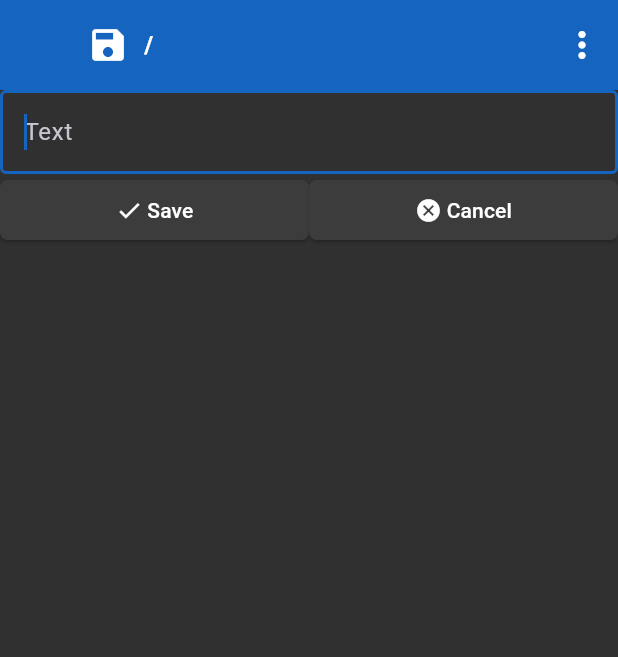
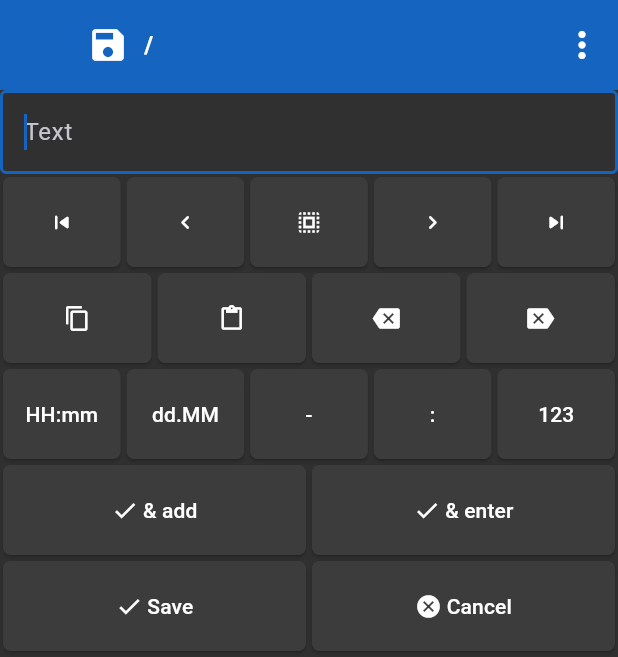
Before and after one commit to igrek51/todotree, a Flutter app: the screen it shows after launch, after a tap on the "add" icon, on a phone screen of 412 x 824 dp. Shown: the top 657 px of the screen. Run offline on Flutter 3.47's test engine with Material 3 defaults, Android fonts, the phone set to English and light mode, and no system bars; our stand-ins replace file_picker, permission_handler, settings_ui, shared_preferences, yaml; missing offline and left inert: move_to_background, window_manager, yaml_writer.

Commit message:
Add node editor buttons

```diff
--- a/lib/views/editor/editor_widget.dart
+++ b/lib/views/editor/editor_widget.dart
@@ -1,4 +1,5 @@
 import 'package:flutter/material.dart';
+import 'package:flutter/widgets.dart';
 import 'package:provider/provider.dart';
 
 import 'package:todotree/util/errors.dart';
@@ -14,6 +15,140 @@ class EditorWidget extends StatelessWidget {
     final editorController =
         Provider.of<EditorController>(context, listen: false);
 
+    final rowSaveBtns = [
+      FlatButton(
+        icon: Icon(Icons.check),
+        label: '& add',
+        onPressed: () {
+          safeExecute(() {});
+        },
+      ),
+      FlatButton(
+        icon: Icon(Icons.check),
+        label: '& enter',
+        onPressed: () {
+          safeExecute(() {});
+        },
+      ),
+    ];
+
+    final rowSave2Btns = [
+      FlatButton(
+        icon: Icon(Icons.check),
+        label: 'Save',
+        onPressed: () {
+          safeExecute(() {
+            editorController.saveNode();
+          });
+        },
+      ),
+      FlatButton(
+        icon: Icon(Icons.cancel),
+        label: 'Cancel',
+        onPressed: () {
+          safeExecute(() {
+            editorController.cancelEdit();
+          });
+        },
+      ),
+    ];
+
+    final row2Btns = [
+      FlatButton(
+        icon: Icon(Icons.skip_previous_rounded),
+        onPressed: () {
+          safeExecute(() {});
+        },
+      ),
+      FlatButton(
+        icon: Icon(Icons.keyboard_arrow_left_rounded),
+        onPressed: () {
+          safeExecute(() {});
+        },
+      ),
+      FlatButton(
+        icon: Icon(Icons.select_all),
+        onPressed: () {
+          safeExecute(() {});
+        },
+      ),
+      FlatButton(
+        icon: Icon(Icons.keyboard_arrow_right_rounded),
+        onPressed: () {
+          safeExecute(() {});
+        },
+      ),
+      FlatButton(
+        icon: Icon(Icons.skip_next_rounded),
+        onPressed: () {
+          safeExecute(() {});
+        },
+      ),
+    ];
+
+    final row3Btns = [
+      FlatButton(
+        icon: Icon(Icons.copy),
+        onPressed: () {
+          safeExecute(() {});
+        },
+      ),
+      FlatButton(
+        icon: Icon(Icons.paste),
+        onPressed: () {
+          safeExecute(() {});
+        },
+      ),
+      FlatButton(
+        icon: Icon(Icons.backspace),
+        onPressed: () {
+          safeExecute(() {});
+        },
+      ),
+      FlatButton(
+        icon: Transform.flip(
+          flipX: true,
+          child: const Icon(Icons.backspace),
+        ),
+        onPressed: () {
+          safeExecute(() {});
+        },
+      ),
+    ];
+
+    final row4Btns = [
+      FlatButton(
+        label: 'HH:mm',
+        onPressed: () {
+          safeExecute(() {});
+        },
+      ),
+      FlatButton(
+        label: 'dd.MM',
+        onPressed: () {
+          safeExecute(() {});
+        },
+      ),
+      FlatButton(
+        label: '-',
+        onPressed: () {
+          safeExecute(() {});
+        },
+      ),
+      FlatButton(
+        label: ':',
+        onPressed: () {
+          safeExecute(() {});
+        },
+      ),
+      FlatButton(
+        label: '123',
+        onPressed: () {
+          safeExecute(() {});
+        },
+      ),
+    ];
+
     return Column(
       children: [
         TextField(
@@ -26,29 +161,11 @@ class EditorWidget extends StatelessWidget {
             hintText: 'Text',
           ),
         ),
-        Row(
-          mainAxisAlignment: MainAxisAlignment.spaceBetween,
-          children: [
-            FlatButton(
-              label: 'Save',
-              icon: Icon(Icons.check),
-              onPressed: () {
-                safeExecute(() {
-                  editorController.saveNode();
-                });
-              },
-            ),
-            FlatButton(
-              label: 'Cancel',
-              icon: Icon(Icons.cancel),
-              onPressed: () {
-                safeExecute(() {
-                  editorController.cancelEdit();
-                });
-              },
-            ),
-          ],
-        ),
+        Row(children: row2Btns),
+        Row(children: row3Btns),
+        Row(children: row4Btns),
+        Row(children: rowSaveBtns),
+        Row(children: rowSave2Btns),
       ],
     );
   }
@@ -60,11 +177,13 @@ class FlatButton extends StatelessWidget {
     this.label,
     this.icon,
     required this.onPressed,
+    this.flex = 1,
   });
 
   final String? label;
-  final Icon? icon;
+  final Widget? icon;
   final VoidCallback onPressed;
+  final int flex;
 
   @override
   Widget build(BuildContext context) {
@@ -86,6 +205,9 @@ class FlatButton extends StatelessWidget {
       child = Text(label!);
     }
     return Expanded(
+      flex: flex,
+      child: Container(
+        margin: const EdgeInsets.all(2.0),
         child: ElevatedButton(
           style: ElevatedButton.styleFrom(
             foregroundColor: Colors.white,
@@ -93,12 +215,15 @@ class FlatButton extends StatelessWidget {
             shape: RoundedRectangleBorder(
               borderRadius: BorderRadius.circular(5.0),
             ),
+            padding: EdgeInsets.symmetric(vertical: 10.0),
+            minimumSize: Size.fromHeight(60.0),
           ),
           onPressed: () {
             onPressed();
           },
           child: child,
         ),
+      ),
     );
   }
 }
--- a/lib/views/tree_browser/browser_controller.dart
+++ b/lib/views/tree_browser/browser_controller.dart
@@ -9,7 +9,6 @@ import 'package:todotree/util/numbers.dart';
 import 'package:todotree/views/editor/editor_state.dart';
 import 'package:todotree/services/tree_traverser.dart';
 import 'package:todotree/model/tree_node.dart';
-import 'package:todotree/util/strings.dart';
 import 'package:todotree/views/home/home_state.dart';
 import 'package:todotree/views/tree_browser/browser_state.dart';
 
```
Lines whose indentation alone changed are shown as unchanged.
